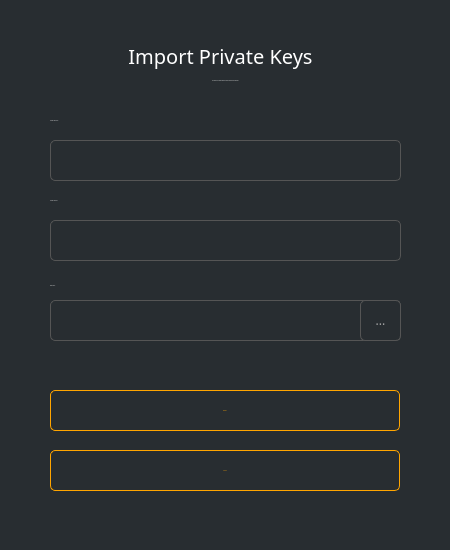
ConcealNetwork/conceal-desktop, file src/gui/ui/importsecretkeys.ui: the form before one commit.
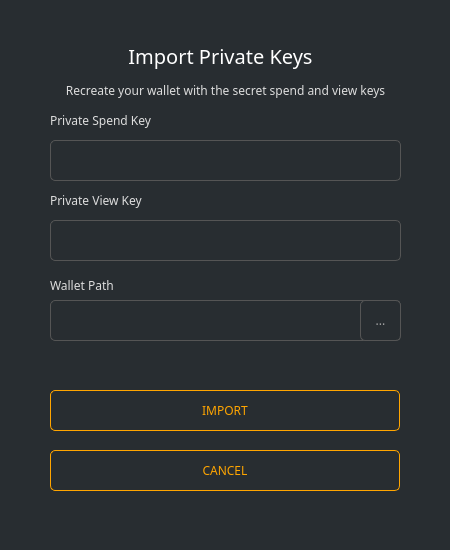
The form after the commit.

```diff
--- a/src/gui/ui/importsecretkeys.ui
+++ b/src/gui/ui/importsecretkeys.ui
@@ -93,7 +93,6 @@
     <property name="font">
      <font>
       <family>Poppins</family>
-      <pointsize>-1</pointsize>
      </font>
     </property>
     <property name="styleSheet">
@@ -115,7 +114,6 @@
     <property name="font">
      <font>
       <family>Poppins</family>
-      <pointsize>-1</pointsize>
      </font>
     </property>
     <property name="styleSheet">
@@ -137,7 +135,6 @@
     <property name="font">
      <font>
       <family>Poppins</family>
-      <pointsize>-1</pointsize>
      </font>
     </property>
     <property name="styleSheet">
@@ -206,7 +203,6 @@
     <property name="font">
      <font>
       <family>Poppins</family>
-      <pointsize>-1</pointsize>
      </font>
     </property>
     <property name="styleSheet">
@@ -249,7 +245,6 @@
     <property name="font">
      <font>
       <family>Poppins</family>
-      <pointsize>-1</pointsize>
      </font>
     </property>
     <property name="styleSheet">
@@ -307,13 +302,12 @@
       <x>50</x>
       <y>70</y>
       <width>351</width>
-      <height>21</height>
+      <height>41</height>
      </rect>
     </property>
     <property name="font">
      <font>
       <family>Poppins</family>
-      <pointsize>-1</pointsize>
      </font>
     </property>
     <property name="styleSheet">
@@ -325,6 +319,9 @@
     <property name="alignment">
      <set>Qt::AlignCenter</set>
     </property>
+    <property name="wordWrap">
+     <bool>true</bool>
+    </property>
    </widget>
   </widget>
  </widget>
```
Left out of the diff: 6 changed lines with no effect on the pictures.
